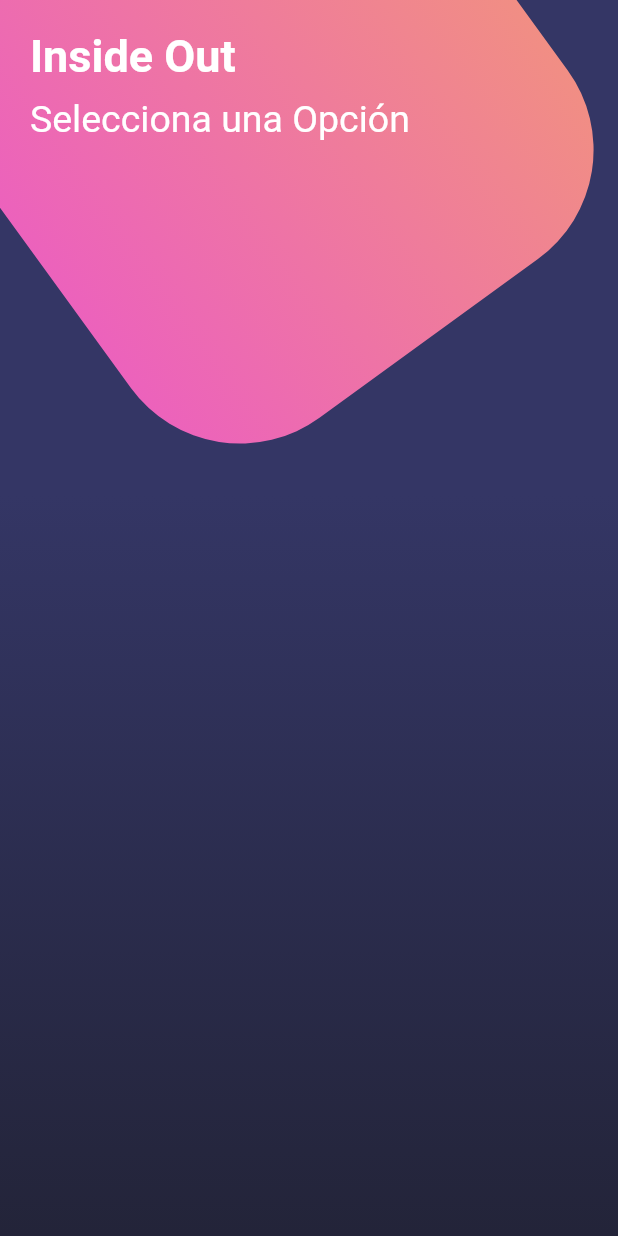
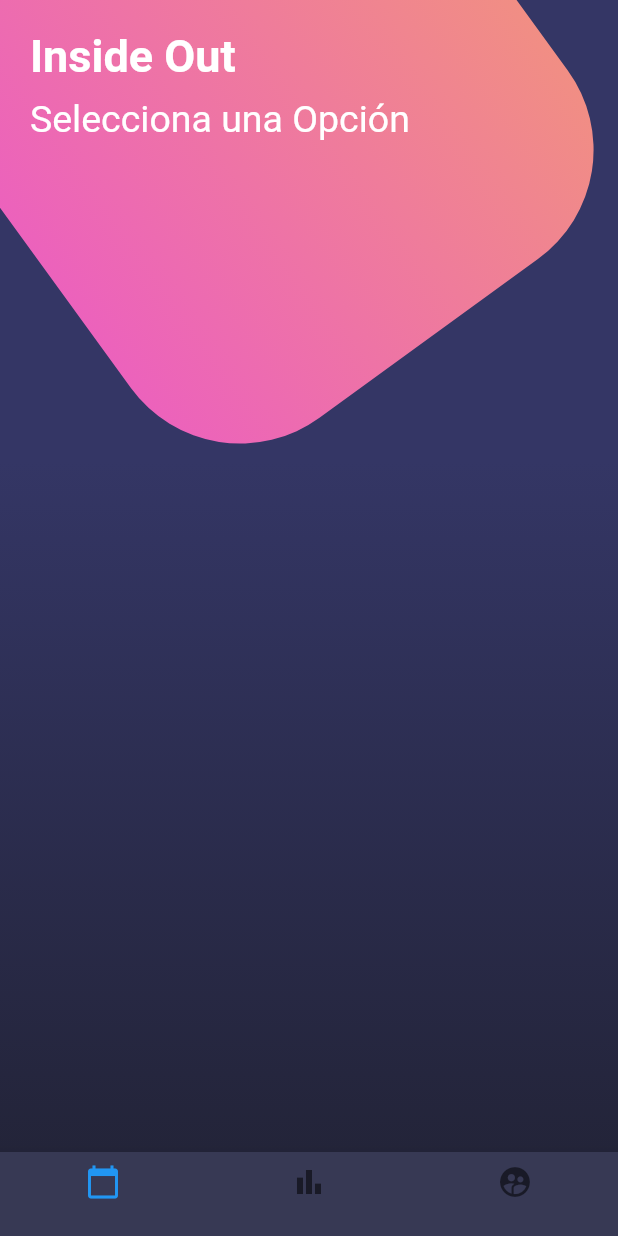
Before and after one commit to Scormeet/InsideOut, a Flutter app: the screen it shows after launch, on a phone screen of 412 x 824 dp. Run offline on Flutter 3.47's test engine with Material 2 defaults, Android fonts, the phone set to English and light mode, and no system bars.

```diff
--- a/lib/src/pages/mainmenu_page.dart
+++ b/lib/src/pages/mainmenu_page.dart
@@ -17,7 +17,8 @@ class MainMenuPage extends StatelessWidget {
             ),
           ),
         ],
-      )
+      ),
+      bottomNavigationBar: _bottomNavigationBar(context)
     );
   }
 
@@ -84,4 +85,32 @@ class MainMenuPage extends StatelessWidget {
       ),
     );
   }
+
+  Widget _bottomNavigationBar(BuildContext context){
+    return Theme(
+      data:Theme.of(context).copyWith(
+        canvasColor: Color.fromRGBO(55, 57, 84, 1.0),
+        primaryColor: Colors.pinkAccent,
+        textTheme: Theme.of(context).textTheme.copyWith(
+          caption: TextStyle(color: Color.fromRGBO(116, 117, 152, 1.0))
+        )
+      ),
+      child: BottomNavigationBar(
+        items: <BottomNavigationBarItem>[
+          BottomNavigationBarItem(
+            icon: Icon(Icons.calendar_today),
+            label: '',
+          ),
+          BottomNavigationBarItem(
+            icon: Icon(Icons.bar_chart_outlined),
+            label: '',
+          ),
+          BottomNavigationBarItem(
+            icon: Icon(Icons.supervised_user_circle),
+            label: '',
+          )
+        ],
+      ),
+    );
+  }
 }
```
